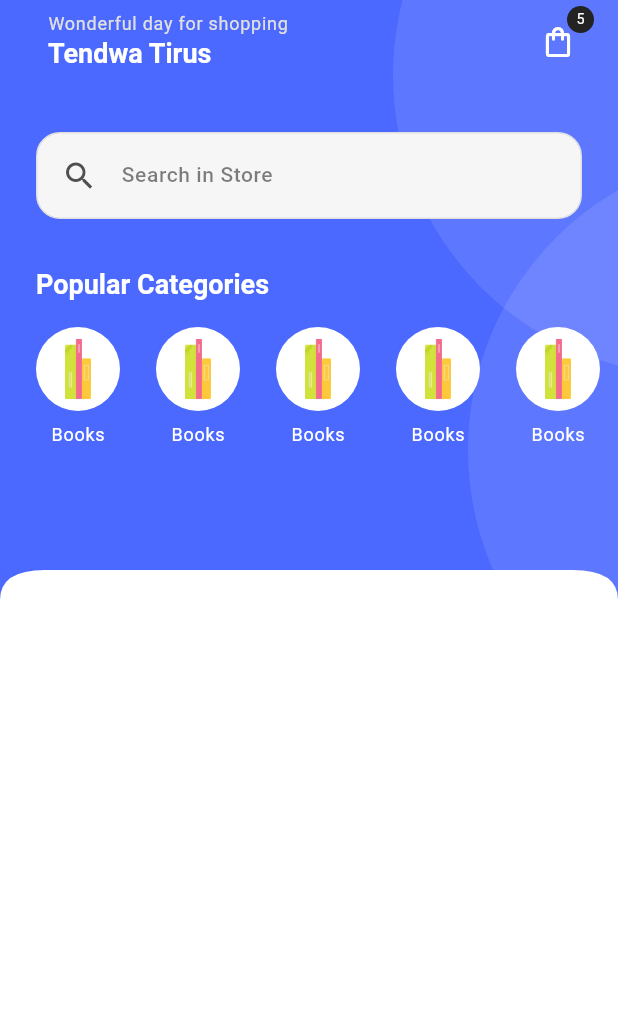
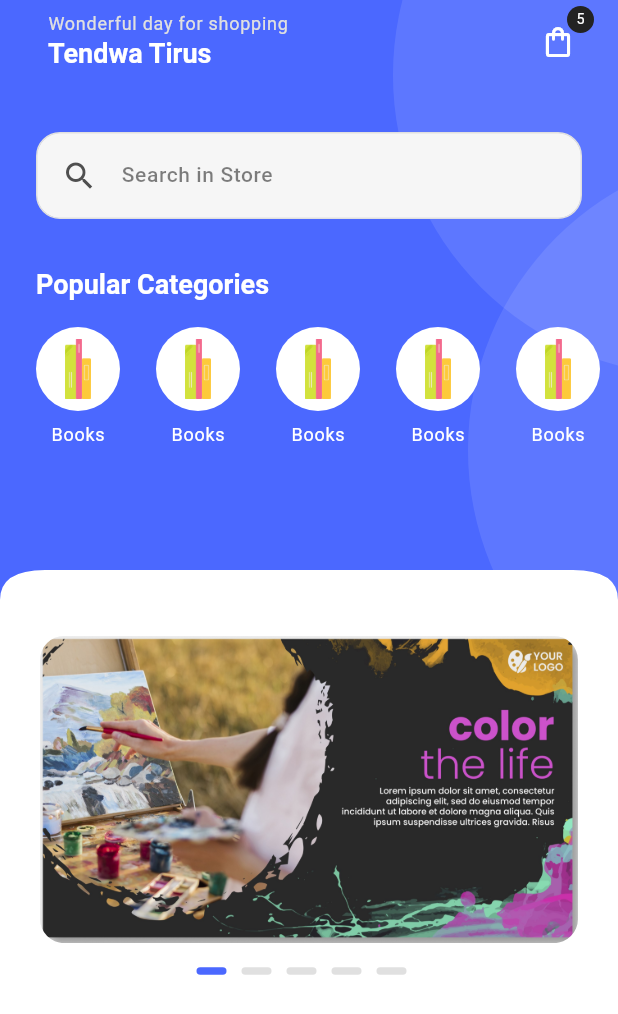
Before and after one commit to Tendwa-T/stationery_station, a Flutter app: the HomeScreen screen opened directly, on a phone screen of 412 x 824 dp. Shown: the top 1014 px of the screen. Run offline on Flutter 3.47's test engine with Material 3 defaults, Android fonts, the phone set to English and light mode, and no system bars; drawn by our look-alikes of carousel_slider; our stand-ins replace get, get_storage, logger, smooth_page_indicator; accounts and stored records are empty.

Commit message:
Banner and promo slider

```diff
--- a/lib/common/widgets/containers/circular_container.dart
+++ b/lib/common/widgets/containers/circular_container.dart
@@ -9,11 +9,13 @@ class SsappCircularContainer extends StatelessWidget {
     this.height = 400,
     this.radius = 400,
     this.padding = 0,
+    this.margin,
     this.backgroundColor = SsappColors.white,
   });
   final double? width, height;
   final double radius;
   final double padding;
+  final EdgeInsets? margin;
   final Widget? child;
   final Color backgroundColor;
 
@@ -22,6 +24,7 @@ class SsappCircularContainer extends StatelessWidget {
     return Container(
       width: width,
       height: height,
+      margin: margin,
       padding: EdgeInsets.all(padding),
       decoration: BoxDecoration(
         borderRadius: BorderRadius.circular(radius),
--- /dev/null
+++ b/lib/common/widgets/images/rounded_images.dart
@@ -0,0 +1,58 @@
+import 'package:flutter/material.dart';
+import 'package:stationery_station/utils/constants/colors.dart';
+import 'package:stationery_station/utils/constants/sizes.dart';
+
+class SsappRoundedImage extends StatelessWidget {
+  const SsappRoundedImage({
+    super.key,
+    required this.imageUrl,
+    this.width,
+    this.height,
+    this.applyImageRadius = true,
+    this.border,
+    this.backgroundColor = SsappColors.light,
+    this.fit = BoxFit.contain,
+    this.padding,
+    this.isNetworkImage = false,
+    this.onPressed,
+    this.borderRadius = SsappSizes.md,
+  });
+
+  final String imageUrl;
+  final double? width, height;
+  final bool applyImageRadius;
+  final BoxBorder? border;
+  final Color backgroundColor;
+  final BoxFit? fit;
+  final EdgeInsetsGeometry? padding;
+  final bool isNetworkImage;
+  final VoidCallback? onPressed;
+  final double borderRadius;
+
+  @override
+  Widget build(BuildContext context) {
+    return GestureDetector(
+      onTap: onPressed,
+      child: Container(
+        width: width,
+        height: height,
+        padding: padding,
+        decoration: BoxDecoration(
+            border: border,
+            color: backgroundColor,
+            borderRadius: BorderRadius.circular(borderRadius)),
+        child: ClipRRect(
+          borderRadius: applyImageRadius
+              ? BorderRadius.circular(borderRadius)
+              : BorderRadius.zero,
+          child: Image(
+            image: isNetworkImage
+                ? NetworkImage(imageUrl)
+                : AssetImage(imageUrl) as ImageProvider,
+            fit: fit,
+          ),
+        ),
+      ),
+    );
+  }
+}
--- /dev/null
+++ b/lib/features/shop/controllers/home_controller.dart
@@ -0,0 +1,11 @@
+import 'package:get/get.dart';
+
+class HomeController extends GetxController {
+  static HomeController get instance => Get.find();
+
+  final carouselCurrentIndex = 0.obs;
+
+  void updatePageIndicator(index) {
+    carouselCurrentIndex.value = index;
+  }
+}
--- a/lib/features/shop/screens/home/home.dart
+++ b/lib/features/shop/screens/home/home.dart
@@ -3,6 +3,8 @@ import 'package:stationery_station/common/widgets/containers/primary_header_cont
 import 'package:stationery_station/common/widgets/containers/search_container.dart';
 import 'package:stationery_station/features/shop/screens/home/widgets/home_appbar.dart';
 import 'package:stationery_station/features/shop/screens/home/widgets/home_categories.dart';
+import 'package:stationery_station/features/shop/screens/home/widgets/promo_slider.dart';
+import 'package:stationery_station/utils/constants/image_strings.dart';
 import 'package:stationery_station/utils/constants/sizes.dart';
 
 class HomeScreen extends StatelessWidget {
@@ -32,6 +34,18 @@ class HomeScreen extends StatelessWidget {
                 ],
               ),
             ),
+            Padding(
+              padding: EdgeInsets.all(SsappSizes.defaultSpace),
+              child: SsappPromoSlider(
+                banners: [
+                  SsappImages.artBanner,
+                  SsappImages.toyBanner,
+                  SsappImages.techBanner,
+                  SsappImages.bookBanner,
+                  SsappImages.stationeryBanner,
+                ],
+              ),
+            ),
           ],
         ),
       ),
--- /dev/null
+++ b/lib/features/shop/screens/home/widgets/promo_slider.dart
@@ -0,0 +1,54 @@
+import 'package:carousel_slider/carousel_slider.dart';
+import 'package:flutter/material.dart';
+import 'package:get/get.dart';
+import 'package:stationery_station/common/widgets/containers/circular_container.dart';
+import 'package:stationery_station/common/widgets/images/rounded_images.dart';
+import 'package:stationery_station/features/shop/controllers/home_controller.dart';
+import 'package:stationery_station/utils/constants/colors.dart';
+import 'package:stationery_station/utils/constants/sizes.dart';
+
+class SsappPromoSlider extends StatelessWidget {
+  const SsappPromoSlider({
+    super.key,
+    required this.banners,
+  });
+
+  final List<String> banners;
+
+  @override
+  Widget build(BuildContext context) {
+    final controller = Get.put(HomeController());
+    return Column(
+      children: [
+        CarouselSlider(
+          options: CarouselOptions(
+            viewportFraction: 1,
+            onPageChanged: (index, _) => controller.updatePageIndicator(index),
+            autoPlay: true,
+            autoPlayCurve: Curves.linear,
+          ),
+          items: banners.map((e) => SsappRoundedImage(imageUrl: e)).toList(),
+        ),
+        const SizedBox(
+          height: SsappSizes.spaceBetweenItems,
+        ),
+        Obx(
+          () => Row(
+            mainAxisAlignment: MainAxisAlignment.center,
+            children: [
+              for (int i = 0; i < banners.length; i++)
+                SsappCircularContainer(
+                  width: 20,
+                  height: 5,
+                  margin: const EdgeInsets.only(right: 10),
+                  backgroundColor: controller.carouselCurrentIndex.value == i
+                      ? SsappColors.primary
+                      : SsappColors.grey,
+                ),
+            ],
+          ),
+        )
+      ],
+    );
+  }
+}
--- a/lib/utils/constants/image_strings.dart
+++ b/lib/utils/constants/image_strings.dart
@@ -42,4 +42,11 @@ class SsappImages {
       "assets/icons/categories/juicy-books-4.png";
   static const String funBooksIcon =
       "assets/icons/categories/juicy-three-books.png";
+
+  static const String artBanner = "assets/images/banners/art-sales.jpg";
+  static const String bookBanner = "assets/images/banners/book-sales.jpg";
+  static const String techBanner = "assets/images/banners/computer-sales.jpg";
+  static const String toyBanner = "assets/images/banners/toy-sales.jpg";
+  static const String stationeryBanner =
+      "assets/images/banners/stationery-sales.jpg";
 }
--- a/pubspec.yaml
+++ b/pubspec.yaml
@@ -18,6 +18,7 @@ dependencies:
   url_launcher: ^6.2.5
   flutter_native_splash: ^2.4.0
   smooth_page_indicator: ^1.1.0
+  carousel_slider: ^4.2.1
 
 
 
@@ -32,6 +33,7 @@ flutter:
     - assets/
     - assets/icons/brands/
     - assets/icons/categories/
+    - assets/images/banners/
+    - assets/images/animations/
+    - assets/images/on_boarding_images/
     - assets/logos/
-    - assets/images/on_boarding_images/
-    - assets/images/animations/
```
Also changed, not shown: assets/images/banners/art-sales.jpg (added), assets/images/banners/book-sales.jpg (added), assets/images/banners/computer-sales.jpg (added), assets/images/banners/stationery-sales.jpg (added), assets/images/banners/toy-sales.jpg (added), pubspec.lock.
